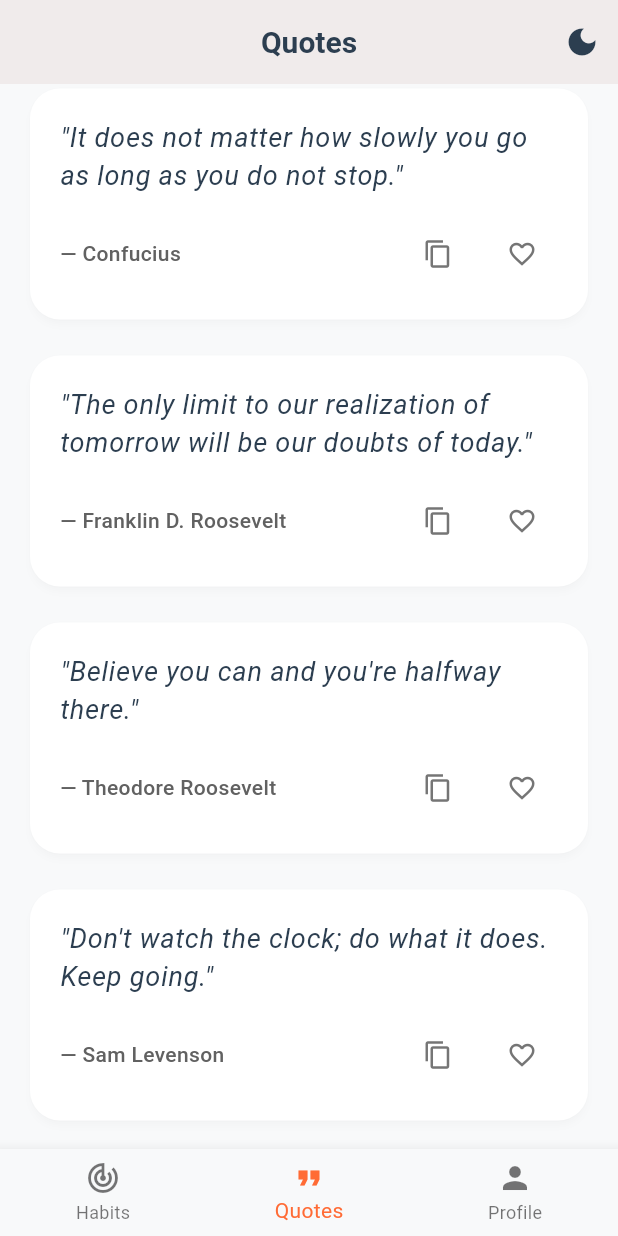
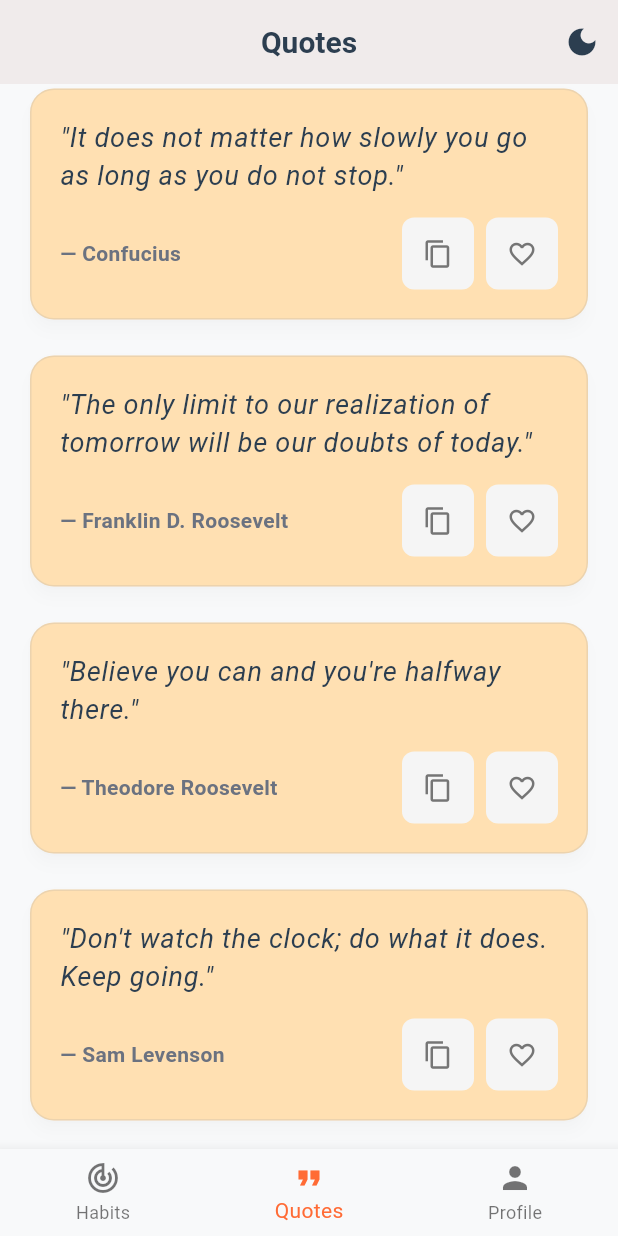
Before and after one commit to ItsArupSaha/habit_tracker, a Flutter app: the screen it shows once a user with an empty profile is signed in, item 2 of the bottom bar chosen, scrolled down 576 dp, on a phone screen of 412 x 824 dp. Run offline on Flutter 3.47's test engine with Material 3 defaults, Android fonts, the phone set to English and light mode, and no system bars; our stand-ins replace cloud_firestore, firebase_auth, firebase_core, image_picker, shared_preferences; accounts and stored records are empty; network calls fail.

Commit message:
now the quotes page looks good in light and dark mode.

```diff
--- a/lib/widgets/quote_card.dart
+++ b/lib/widgets/quote_card.dart
@@ -15,8 +15,26 @@ class QuoteCard extends StatelessWidget {
 
   @override
   Widget build(BuildContext context) {
+    final theme = Theme.of(context);
+    final isDark = theme.brightness == Brightness.dark;
+
     return Card(
-      elevation: 2,
+      elevation: isDark ? 8 : 4,
+      shadowColor: isDark
+          ? Colors.black.withOpacity(0.4)
+          : Colors.black.withOpacity(0.1),
+      shape: RoundedRectangleBorder(
+        borderRadius: BorderRadius.circular(16),
+        side: BorderSide(
+          color: isDark
+              ? const Color(0xFFFF6B35).withOpacity(0.6)
+              : Colors.grey.withOpacity(0.2),
+          width: isDark ? 1.5 : 1,
+        ),
+      ),
+      color: isDark
+          ? const Color(0xFF1E2337)
+          : const Color(0xFFFFE0B2),
       child: Padding(
         padding: const EdgeInsets.all(20),
         child: Column(
@@ -29,6 +47,9 @@ class QuoteCard extends StatelessWidget {
                 fontSize: 18,
                 fontStyle: FontStyle.italic,
                 height: 1.4,
+                color: isDark
+                    ? const Color(0xFFE5E7EB)
+                    : const Color(0xFF2C3E50),
               ),
               textAlign: TextAlign.left,
             ),
@@ -43,8 +64,10 @@ class QuoteCard extends StatelessWidget {
                   child: Text(
                     '— ${quote.author}',
                     style: Theme.of(context).textTheme.bodyMedium?.copyWith(
-                      fontWeight: FontWeight.w500,
-                      color: Colors.grey[700],
+                      fontWeight: FontWeight.w600,
+                      color: isDark
+                          ? const Color(0xFF9CA3AF)
+                          : const Color(0xFF6B7280),
                     ),
                   ),
                 ),
@@ -54,20 +77,37 @@ class QuoteCard extends StatelessWidget {
                   mainAxisSize: MainAxisSize.min,
                   children: [
                     // Copy button
-                    IconButton(
+                    Container(
+                      decoration: BoxDecoration(
+                        color: isDark
+                            ? const Color(0xFF2A3149)
+                            : Colors.grey[100],
+                        borderRadius: BorderRadius.circular(8),
+                      ),
+                      child: IconButton(
                         icon: Icon(
                           Icons.copy_outlined,
                           size: 20,
-                        color: Colors.grey[600],
+                          color: isDark
+                              ? const Color(0xFF9CA3AF)
+                              : Colors.grey[600],
                         ),
                         onPressed: onCopy,
                         tooltip: 'Copy quote',
+                      ),
                     ),
 
                     const SizedBox(width: 8),
 
                     // Favorite button
-                    IconButton(
+                    Container(
+                      decoration: BoxDecoration(
+                        color: isDark
+                            ? const Color(0xFF2A3149)
+                            : Colors.grey[100],
+                        borderRadius: BorderRadius.circular(8),
+                      ),
+                      child: IconButton(
                         icon: Icon(
                           quote.isFavorite
                               ? Icons.favorite
@@ -75,12 +115,15 @@ class QuoteCard extends StatelessWidget {
                           size: 20,
                           color: quote.isFavorite
                               ? Colors.red
-                            : Colors.grey[600],
+                              : (isDark
+                                  ? const Color(0xFF9CA3AF)
+                                  : Colors.grey[600]),
                         ),
                         onPressed: onFavorite,
                         tooltip: quote.isFavorite
                             ? 'Remove from favorites'
                             : 'Add to favorites',
+                      ),
                     ),
                   ],
                 ),
```
Also changed, not shown: lib/screens/home/tabs/quotes_tab.dart (+54 -9 lines). Lines whose indentation alone changed are shown as unchanged.
